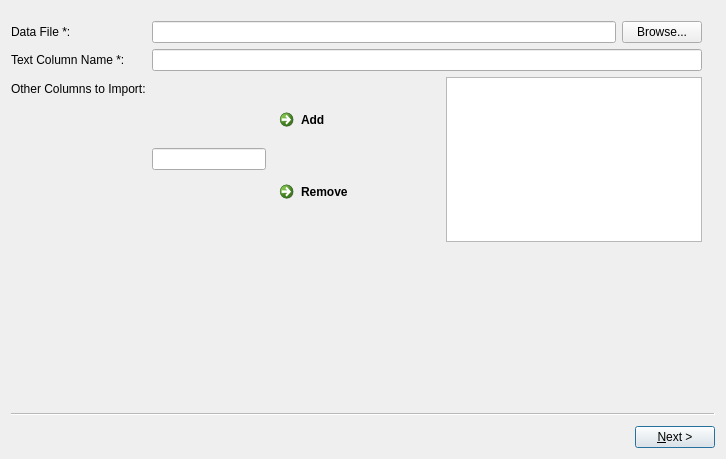
Above: topics_modeling_wizard.ui from GSA/MD-Automated-Text-Analysis before the change. Below: the same form after it.
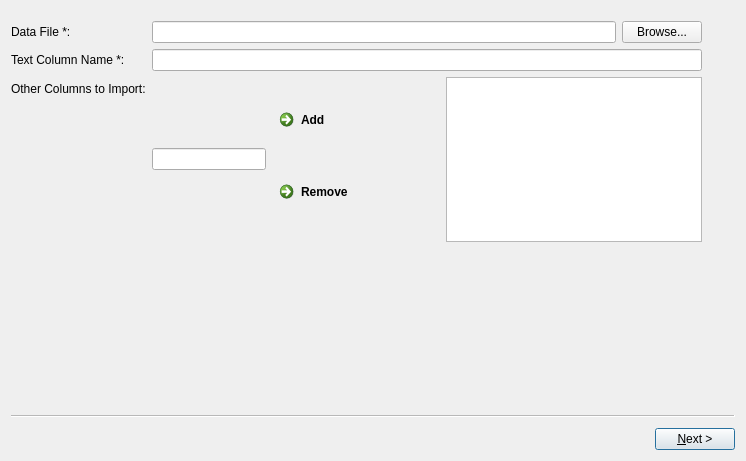
That is the form after the change.

```diff
--- a/topics_modeling_wizard.ui
+++ b/topics_modeling_wizard.ui
@@ -6,8 +6,8 @@
    <rect>
     <x>0</x>
     <y>0</y>
-    <width>726</width>
-    <height>459</height>
+    <width>746</width>
+    <height>461</height>
    </rect>
   </property>
   <property name="windowTitle">
```
